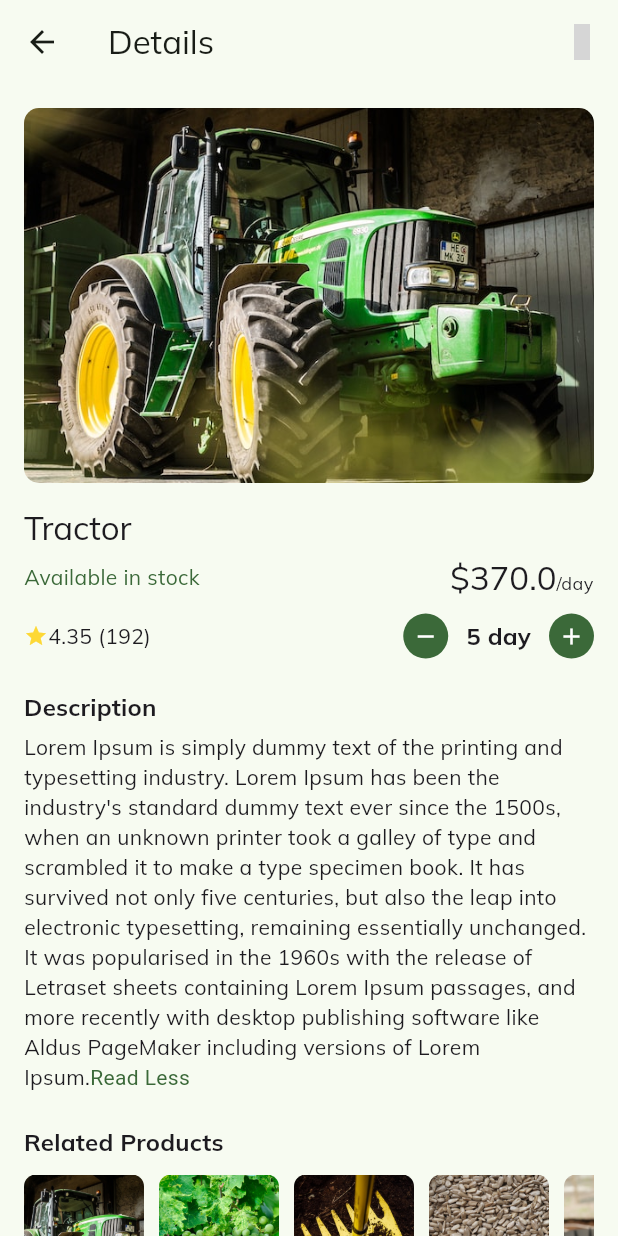
After one commit to VihagaYohan/Agri_Plant, a Flutter app: the screen it shows after launch, after a tap on "Tractor", on a phone screen of 412 x 824 dp. The commit adds this screen. Run offline on Flutter 3.47's test engine with Material 3 defaults, Android fonts, the light colour scheme and no system bars; our stand-ins replace badges, flutter_iconly, google_fonts; grey boxes are pictures that could not be loaded.

Commit message:
Added - Product details screen

```diff
--- a/lib/data/products.dart
+++ b/lib/data/products.dart
@@ -3,42 +3,48 @@ import '../models/product.dart';
 List<Product> products = [
   Product(
       name: "Tractor",
-      description: "Sample",
+      description:
+          "Lorem Ipsum is simply dummy text of the printing and typesetting industry. Lorem Ipsum has been the industry's standard dummy text ever since the 1500s, when an unknown printer took a galley of type and scrambled it to make a type specimen book. It has survived not only five centuries, but also the leap into electronic typesetting, remaining essentially unchanged. It was popularised in the 1960s with the release of Letraset sheets containing Lorem Ipsum passages, and more recently with desktop publishing software like Aldus PageMaker including versions of Lorem Ipsum.",
       image: 'assets/tractor.jpg',
       price: 370.00,
       unit: 'day',
       rating: 4.35),
   Product(
       name: "Fruit",
-      description: "Sample",
+      description:
+          "Lorem Ipsum is simply dummy text of the printing and typesetting industry. Lorem Ipsum has been the industry's standard dummy text ever since the 1500s, when an unknown printer took a galley of type and scrambled it to make a type specimen book. It has survived not only five centuries, but also the leap into electronic typesetting, remaining essentially unchanged. It was popularised in the 1960s with the release of Letraset sheets containing Lorem Ipsum passages, and more recently with desktop publishing software like Aldus PageMaker including versions of Lorem Ipsum.",
       image: 'assets/fruit.jpg',
       price: 9.99,
       unit: 'kg',
       rating: 3.86),
   Product(
       name: "Rake",
-      description: "Sample",
+      description:
+          "Lorem Ipsum is simply dummy text of the printing and typesetting industry. Lorem Ipsum has been the industry's standard dummy text ever since the 1500s, when an unknown printer took a galley of type and scrambled it to make a type specimen book. It has survived not only five centuries, but also the leap into electronic typesetting, remaining essentially unchanged. It was popularised in the 1960s with the release of Letraset sheets containing Lorem Ipsum passages, and more recently with desktop publishing software like Aldus PageMaker including versions of Lorem Ipsum.",
       image: 'assets/rake.jpg',
       price: 8.44,
       unit: 'pcs',
       rating: 4.18),
   Product(
       name: "Seeds",
-      description: "Sample",
+      description:
+          "Lorem Ipsum is simply dummy text of the printing and typesetting industry. Lorem Ipsum has been the industry's standard dummy text ever since the 1500s, when an unknown printer took a galley of type and scrambled it to make a type specimen book. It has survived not only five centuries, but also the leap into electronic typesetting, remaining essentially unchanged. It was popularised in the 1960s with the release of Letraset sheets containing Lorem Ipsum passages, and more recently with desktop publishing software like Aldus PageMaker including versions of Lorem Ipsum.",
       image: 'assets/seeds.jpg',
       price: 14.52,
       unit: 'kg',
       rating: 5.0),
   Product(
       name: "Shovel",
-      description: 'Sample',
+      description:
+          "Lorem Ipsum is simply dummy text of the printing and typesetting industry. Lorem Ipsum has been the industry's standard dummy text ever since the 1500s, when an unknown printer took a galley of type and scrambled it to make a type specimen book. It has survived not only five centuries, but also the leap into electronic typesetting, remaining essentially unchanged. It was popularised in the 1960s with the release of Letraset sheets containing Lorem Ipsum passages, and more recently with desktop publishing software like Aldus PageMaker including versions of Lorem Ipsum",
       image: 'assets/shovel.jpg',
       price: 14.77,
       unit: 'pcs',
       rating: 3.4),
   Product(
       name: 'Tomato',
-      description: 'Sample',
+      description:
+          "Lorem Ipsum is simply dummy text of the printing and typesetting industry. Lorem Ipsum has been the industry's standard dummy text ever since the 1500s, when an unknown printer took a galley of type and scrambled it to make a type specimen book. It has survived not only five centuries, but also the leap into electronic typesetting, remaining essentially unchanged. It was popularised in the 1960s with the release of Letraset sheets containing Lorem Ipsum passages, and more recently with desktop publishing software like Aldus PageMaker including versions of Lorem Ipsum.",
       image: 'assets/tomato.jpg',
       price: 6.84,
       unit: 'kg',
--- /dev/null
+++ b/lib/pages/product_details_page.dart
@@ -0,0 +1,173 @@
+import 'package:agri_plant/data/products.dart';
+import 'package:flutter/gestures.dart';
+import 'package:flutter/material.dart';
+
+// models
+import 'package:agri_plant/models/product.dart';
+import 'package:flutter_iconly/flutter_iconly.dart';
+
+class ProductDetailsPage extends StatefulWidget {
+  const ProductDetailsPage({super.key, required this.product});
+
+  final Product product;
+
+  @override
+  State<ProductDetailsPage> createState() => _ProductDetailsPage();
+}
+
+class _ProductDetailsPage extends State<ProductDetailsPage> {
+  // initial states
+  bool showMore = true;
+  late TapGestureRecognizer readMoreGestureRecognizer;
+
+  @override
+  void initState() {
+    readMoreGestureRecognizer = TapGestureRecognizer()
+      ..onTap = () {
+        setState(() {
+          showMore = !showMore;
+        });
+      };
+    super.initState();
+  }
+
+  @override
+  void dispose() {
+    super.dispose();
+    readMoreGestureRecognizer.dispose();
+  }
+
+  @override
+  Widget build(BuildContext context) {
+    return Scaffold(
+        appBar: AppBar(
+          title: const Text('Details'),
+          actions: [
+            IconButton(
+              icon: const Icon(IconlyBroken.bookmark),
+              onPressed: () {},
+            )
+          ],
+        ),
+        body: ListView(
+          padding: const EdgeInsets.all(16),
+          children: [
+            Container(
+              height: 250,
+              width: double.infinity,
+              margin: const EdgeInsets.only(bottom: 16),
+              decoration: BoxDecoration(
+                  borderRadius: BorderRadius.circular(10),
+                  image: DecorationImage(
+                      fit: BoxFit.cover,
+                      image: AssetImage(widget.product.image))),
+            ),
+            Text(widget.product.name,
+                style: Theme.of(context).textTheme.titleLarge),
+            const SizedBox(height: 5),
+            Row(
+              mainAxisAlignment: MainAxisAlignment.spaceBetween,
+              children: [
+                Text("Available in stock",
+                    style: TextStyle(
+                        color: Theme.of(context).colorScheme.primary)),
+                RichText(
+                    text: TextSpan(children: [
+                  TextSpan(
+                      text: "\$${widget.product.price}",
+                      style: Theme.of(context).textTheme.titleLarge),
+                  TextSpan(
+                      text: "/${widget.product.unit}",
+                      style: Theme.of(context).textTheme.bodySmall)
+                ]))
+              ],
+            ),
+            const SizedBox(height: 10),
+            Row(children: [
+              Icon(Icons.star, size: 16, color: Colors.yellow.shade600),
+              Text("${widget.product.rating} (192)"),
+              const Spacer(),
+              SizedBox(
+                  height: 30,
+                  width: 30,
+                  child: IconButton.filled(
+                    onPressed: () {},
+                    icon: const Icon(Icons.remove),
+                    iconSize: 18,
+                    padding: EdgeInsets.zero,
+                  )),
+              Padding(
+                  padding: EdgeInsets.symmetric(horizontal: 12),
+                  child: Text("5 ${widget.product.unit}",
+                      style: Theme.of(context)
+                          .textTheme
+                          .titleMedium
+                          ?.copyWith(fontWeight: FontWeight.bold))),
+              SizedBox(
+                  width: 30,
+                  height: 30,
+                  child: IconButton.filled(
+                    onPressed: () {},
+                    icon: const Icon(
+                      Icons.add,
+                    ),
+                    iconSize: 18,
+                    padding: EdgeInsets.zero,
+                  ))
+            ]),
+            const SizedBox(height: 20),
+            Text("Description",
+                style: Theme.of(context)
+                    .textTheme
+                    .titleMedium
+                    ?.copyWith(fontWeight: FontWeight.bold)),
+            const SizedBox(height: 5),
+            RichText(
+                text: TextSpan(
+                    style: Theme.of(context).textTheme.bodyMedium,
+                    children: [
+                  TextSpan(
+                      text: showMore
+                          ? widget.product.description
+                          : "${widget.product.description.substring(0, widget.product.description.length - 100)}... "),
+                  TextSpan(
+                      recognizer: readMoreGestureRecognizer,
+                      text: showMore ? "Read Less" : "Read More",
+                      style: TextStyle(
+                          color: Theme.of(context).colorScheme.primary))
+                ])),
+            const SizedBox(height: 20),
+            Text("Related Products",
+                style: Theme.of(context)
+                    .textTheme
+                    .titleMedium
+                    ?.copyWith(fontWeight: FontWeight.bold)),
+            const SizedBox(height: 10),
+            SizedBox(
+              height: 90,
+              child: ListView.separated(
+                  scrollDirection: Axis.horizontal,
+                  physics: const BouncingScrollPhysics(),
+                  itemBuilder: (context, index) {
+                    return Container(
+                        height: 90,
+                        width: 80,
+                        decoration: BoxDecoration(
+                            borderRadius: BorderRadius.circular(8),
+                            image: DecorationImage(
+                                fit: BoxFit.cover,
+                                image: AssetImage(products[index].image))));
+                  },
+                  separatorBuilder: (context, index) =>
+                      const SizedBox(width: 10),
+                  itemCount: products.length),
+            ),
+            const SizedBox(height: 20),
+            FilledButton.icon(
+                onPressed: () {},
+                icon: const Icon(IconlyLight.bag2),
+                label: const Text("Add to card"))
+          ],
+        ));
+  }
+}
--- a/lib/widgets/product_card.dart
+++ b/lib/widgets/product_card.dart
@@ -1,3 +1,4 @@
+import 'package:agri_plant/pages/product_details_page.dart';
 import 'package:flutter/material.dart';
 import 'package:flutter_iconly/flutter_iconly.dart';
 
@@ -11,13 +12,19 @@ class ProductCard extends StatelessWidget {
 
   @override
   Widget build(BuildContext context) {
-    return Card(
+    return GestureDetector(
+      onTap: () {
+        Navigator.of(context).push(MaterialPageRoute(
+            builder: (context) => ProductDetailsPage(product: product)));
+      },
+      child: Card(
           clipBehavior: Clip.antiAlias,
           elevation: 0.1,
           shape: RoundedRectangleBorder(
               borderRadius: BorderRadius.all(Radius.circular(10)),
               side: BorderSide(width: 0.2, color: Colors.grey.shade400)),
-        child: Column(crossAxisAlignment: CrossAxisAlignment.start, children: [
+          child:
+              Column(crossAxisAlignment: CrossAxisAlignment.start, children: [
             Container(
               height: 120,
               width: double.infinity,
@@ -68,6 +75,7 @@ class ProductCard extends StatelessWidget {
                         ])
                   ],
                 ))
-        ]));
+          ])),
+    );
   }
 }
```
Lines whose indentation alone changed are shown as unchanged.
